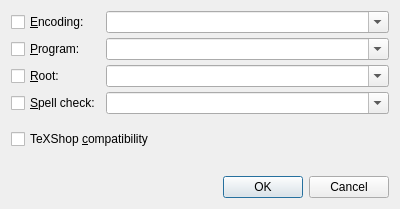
Qt form magicComments.ui (antoniomacri/texworks-magiccomments) before a commit.
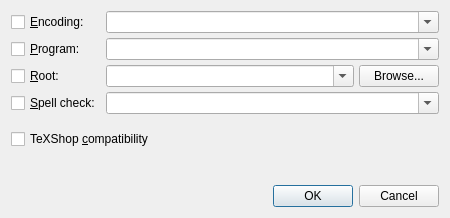
The same form after that commit.

Commit message: Add button to browse for root file.

What changed in the file:
```diff
--- a/magicComments.ui
+++ b/magicComments.ui
@@ -9,8 +9,8 @@
    <rect>
     <x>0</x>
     <y>0</y>
-    <width>400</width>
-    <height>209</height>
+    <width>450</width>
+    <height>218</height>
    </rect>
   </property>
   <property name="minimumSize">
@@ -49,7 +49,7 @@
          </property>
         </widget>
        </item>
-       <item row="0" column="1">
+       <item row="0" column="1" colspan="2">
         <widget class="QComboBox" name="cmb-encoding">
          <property name="sizePolicy">
           <sizepolicy hsizetype="MinimumExpanding" vsizetype="Fixed">
@@ -70,7 +70,7 @@
          </property>
         </widget>
        </item>
-       <item row="1" column="1">
+       <item row="1" column="1" colspan="2">
         <widget class="QComboBox" name="cmb-program">
          <property name="sizePolicy">
           <sizepolicy hsizetype="MinimumExpanding" vsizetype="Fixed">
@@ -105,6 +105,13 @@
          {list-root}
         </widget>
        </item>
+       <item row="2" column="2">
+        <widget class="QPushButton" name="btn-root">
+         <property name="text">
+          <string>Browse...</string>
+         </property>
+        </widget>
+       </item>
        <item row="3" column="0">
         <widget class="QCheckBox" name="chk-spellcheck">
          <property name="text">
@@ -112,7 +119,7 @@
          </property>
         </widget>
        </item>
-       <item row="3" column="1">
+       <item row="3" column="1" colspan="2">
         <widget class="QComboBox" name="cmb-spellcheck">
          <property name="sizePolicy">
           <sizepolicy hsizetype="MinimumExpanding" vsizetype="Fixed">
```
The commit also changes 1 other file.
